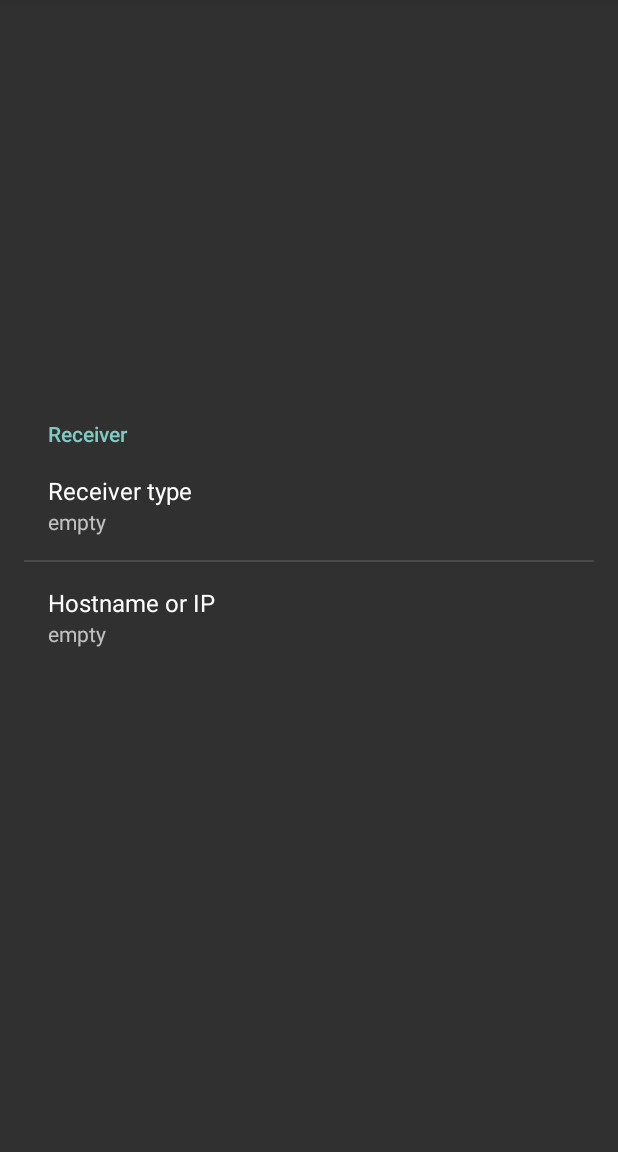
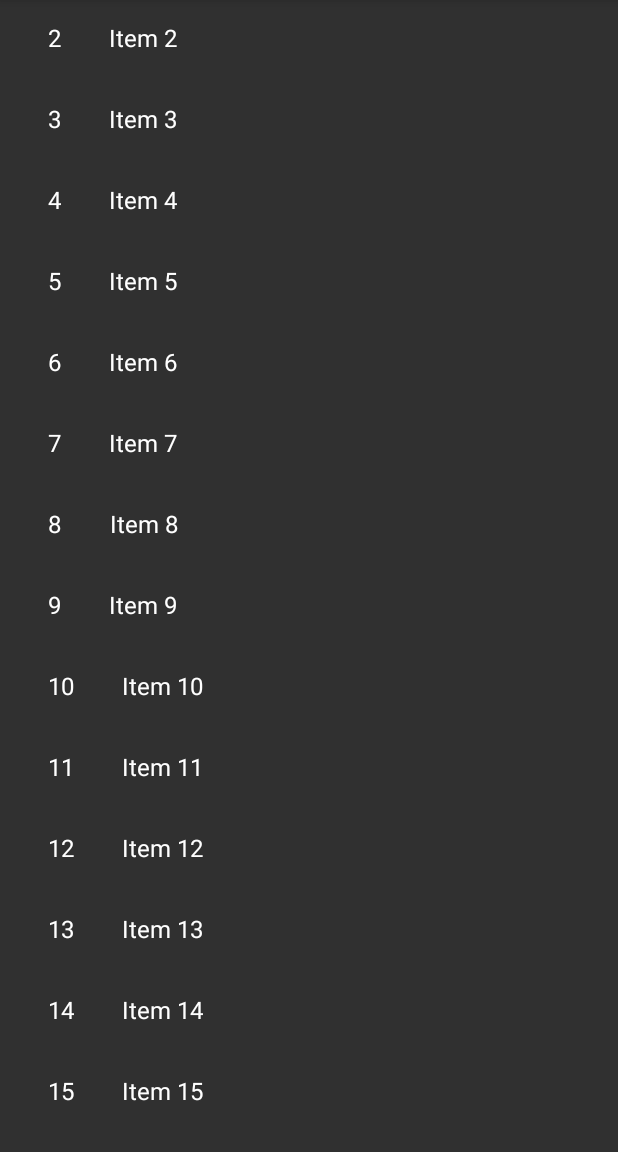
Before and after one commit to warped-ch/SmartTV, an Android app: the fragment SettingsFragment placed in its activity, after a tap on "Bouquets", on a phone screen of 412 x 824 dp, the part 84-1236 px from its top. Run offline under Robolectric (Android 15) with nearby library versions, the phone set to English and light mode, and no system bars; our stand-ins replace Timber; 1 statement that could not run was skipped; 1 other tap on this screen came first.

Commit message:
+ add new BouquetListFragment, with dummy items for now

```diff
--- a/app/src/main/java/org/dev/warped/smarttv/BouquetListAdapter.java
+++ b/app/src/main/java/org/dev/warped/smarttv/BouquetListAdapter.java
@@ -6,22 +6,22 @@ import android.view.View;
 import android.view.ViewGroup;
 import android.widget.TextView;
 
-import org.dev.warped.smarttv.ItemFragment.OnListFragmentInteractionListener;
+import org.dev.warped.smarttv.BouquetListFragment.OnBouquetListFragmentInteractionListener;
 import org.dev.warped.smarttv.dummy.DummyContent.DummyItem;
 
 import java.util.List;
 
 /**
  * {@link RecyclerView.Adapter} that can display a {@link DummyItem} and makes a call to the
- * specified {@link OnListFragmentInteractionListener}.
+ * specified {@link OnBouquetListFragmentInteractionListener}.
  * TODO: Replace the implementation with code for your data type.
  */
 public class BouquetListAdapter extends RecyclerView.Adapter<BouquetListAdapter.ViewHolder> {
 
     private final List<DummyItem> mValues;
-    private final OnListFragmentInteractionListener mListener;
+    private final OnBouquetListFragmentInteractionListener mListener;
 
-    public BouquetListAdapter(List<DummyItem> items, OnListFragmentInteractionListener listener) {
+    public BouquetListAdapter(List<DummyItem> items, OnBouquetListFragmentInteractionListener listener) {
         mValues = items;
         mListener = listener;
     }
@@ -29,7 +29,7 @@ public class BouquetListAdapter extends RecyclerView.Adapter<BouquetListAdapter.
     @Override
     public ViewHolder onCreateViewHolder(ViewGroup parent, int viewType) {
         View view = LayoutInflater.from(parent.getContext())
-                .inflate(R.layout.fragment_item, parent, false);
+                .inflate(R.layout.bouquet_list_item, parent, false);
         return new ViewHolder(view);
     }
 
@@ -45,7 +45,7 @@ public class BouquetListAdapter extends RecyclerView.Adapter<BouquetListAdapter.
                 if (null != mListener) {
                     // Notify the active callbacks interface (the activity, if the
                     // fragment is attached to one) that an item has been selected.
-                    mListener.onListFragmentInteraction(holder.mItem);
+                    mListener.onBouquetListFragmentInteraction(holder.mItem);
                 }
             }
         });
--- a/app/src/main/java/org/dev/warped/smarttv/BouquetListFragment.java
+++ b/app/src/main/java/org/dev/warped/smarttv/BouquetListFragment.java
@@ -2,7 +2,7 @@ package org.dev.warped.smarttv;
 
 import android.content.Context;
 import android.os.Bundle;
-import android.support.v4.app.Fragment;
+import android.app.Fragment;
 import android.support.v7.widget.GridLayoutManager;
 import android.support.v7.widget.LinearLayoutManager;
 import android.support.v7.widget.RecyclerView;
@@ -13,12 +13,10 @@ import android.view.ViewGroup;
 import org.dev.warped.smarttv.dummy.DummyContent;
 import org.dev.warped.smarttv.dummy.DummyContent.DummyItem;
 
-import java.util.List;
-
 /**
  * A fragment representing a list of Items.
  * <p/>
- * Activities containing this fragment MUST implement the {@link OnListFragmentInteractionListener}
+ * Activities containing this fragment MUST implement the {@link OnBouquetListFragmentInteractionListener}
  * interface.
  */
 public class BouquetListFragment extends Fragment {
@@ -27,7 +25,7 @@ public class BouquetListFragment extends Fragment {
     private static final String ARG_COLUMN_COUNT = "column-count";
     // TODO: Customize parameters
     private int mColumnCount = 1;
-    private OnListFragmentInteractionListener mListener;
+    private OnBouquetListFragmentInteractionListener mListener;
 
     /**
      * Mandatory empty constructor for the fragment manager to instantiate the
@@ -78,11 +76,11 @@ public class BouquetListFragment extends Fragment {
     @Override
     public void onAttach(Context context) {
         super.onAttach(context);
-        if (context instanceof OnListFragmentInteractionListener) {
-            mListener = (OnListFragmentInteractionListener) context;
+        if (context instanceof OnBouquetListFragmentInteractionListener) {
+            mListener = (OnBouquetListFragmentInteractionListener) context;
         } else {
             throw new RuntimeException(context.toString()
-                    + " must implement OnListFragmentInteractionListener");
+                    + " must implement OnBouquetListFragmentInteractionListener");
         }
     }
 
@@ -102,8 +100,8 @@ public class BouquetListFragment extends Fragment {
      * "http://developer.android.com/training/basics/fragments/communicating.html"
      * >Communicating with Other Fragments</a> for more information.
      */
-    public interface OnListFragmentInteractionListener {
+    public interface OnBouquetListFragmentInteractionListener {
         // TODO: Update argument type and name
-        void onListFragmentInteraction(DummyItem item);
+        void onBouquetListFragmentInteraction(DummyItem item);
     }
 }
--- a/app/src/main/java/org/dev/warped/smarttv/MainActivity.java
+++ b/app/src/main/java/org/dev/warped/smarttv/MainActivity.java
@@ -11,13 +11,17 @@ import android.support.v7.app.AppCompatActivity;
 import android.support.v7.widget.Toolbar;
 import android.view.Menu;
 import android.view.MenuItem;
+
+import org.dev.warped.smarttv.dummy.DummyContent;
+
 import timber.log.Timber;
 
 import static timber.log.Timber.DebugTree;
 
 public class MainActivity extends AppCompatActivity
-        implements NavigationView.OnNavigationItemSelectedListener {
+        implements NavigationView.OnNavigationItemSelectedListener, BouquetListFragment.OnBouquetListFragmentInteractionListener {
 
+    private static final String FRAGMENT_TAG_BOUQUETS = "FRAGMENT_TAG_BOUQUETS";
     private static final String FRAGMENT_TAG_SETTINGS = "FRAGMENT_TAG_SETTINGS";
 
     @Override
@@ -89,7 +93,7 @@ public class MainActivity extends AppCompatActivity
 
         if (id == R.id.nav_bouquets) {
             Timber.d("onNavigationItemSelected: item %s selected.", getResources().getString(R.string.menu_bouquets));
-            // TODO, anwi
+            showBouquets();
         } else if (id == R.id.nav_settings) {
             Timber.d("onNavigationItemSelected: item %s selected.", getResources().getString(R.string.menu_settings));
             showSettings();
@@ -102,6 +106,14 @@ public class MainActivity extends AppCompatActivity
         return true;
     }
 
+    private void showBouquets() {
+        BouquetListFragment fragment = new BouquetListFragment();
+        FragmentTransaction transaction = getFragmentManager().beginTransaction();
+        transaction.replace(R.id.fragment_container, fragment, FRAGMENT_TAG_BOUQUETS);
+        transaction.addToBackStack(null);
+        transaction.commit();
+    }
+
     private void showSettings() {
         SettingsFragment fragment = new SettingsFragment();
         FragmentTransaction transaction = getFragmentManager().beginTransaction();
@@ -109,4 +121,9 @@ public class MainActivity extends AppCompatActivity
         transaction.addToBackStack(null);
         transaction.commit();
     }
+
+    @Override
+    public void onBouquetListFragmentInteraction(DummyContent.DummyItem item) {
+
+    }
 }
--- a/app/src/main/java/org/dev/warped/smarttv/SettingsFragment.java
+++ b/app/src/main/java/org/dev/warped/smarttv/SettingsFragment.java
@@ -1,6 +1,5 @@
 package org.dev.warped.smarttv;
 
-import android.content.Context;
 import android.content.SharedPreferences;
 import android.os.Bundle;
 import android.preference.EditTextPreference;
@@ -42,16 +41,6 @@ public class SettingsFragment extends PreferenceFragment implements SharedPrefer
                              Bundle savedInstanceState) {
         // Inflate the layout for this fragment
         return inflater.inflate(R.layout.fragment_settings, container, false);
-    }
-
-    @Override
-    public void onAttach(Context context) {
-        super.onAttach(context);
-    }
-
-    @Override
-    public void onDetach() {
-        super.onDetach();
     }
 
     @Override
--- a/app/src/main/res/xml/preferences.xml
+++ b/app/src/main/res/xml/preferences.xml
@@ -1,16 +1,16 @@
 <?xml version="1.0" encoding="utf-8"?>
-<PreferenceScreen xmlns:android="http://schemas.android.com/apk/res/android">
-    <PreferenceCategory
+<android.preference.PreferenceScreen xmlns:android="http://schemas.android.com/apk/res/android">
+    <android.preference.PreferenceCategory
         android:title="@string/pref_category_title_receiver"
         android:key="pref_key_receiver">
-        <ListPreference
+        <android.preference.ListPreference
             android:key="pref_key_receiver_type"
             android:title="@string/pref_title_receiver_type"
             android:entries="@array/receiver_type"
             android:entryValues="@array/receiver_type_values" />
-        <EditTextPreference
+        <android.preference.EditTextPreference
             android:key="pref_key_receiver_host_ip"
             android:title="@string/pref_title_receiver_host_ip"
             android:inputType="text"/>
-    </PreferenceCategory>
-</PreferenceScreen>
+    </android.preference.PreferenceCategory>
+</android.preference.PreferenceScreen>
```
